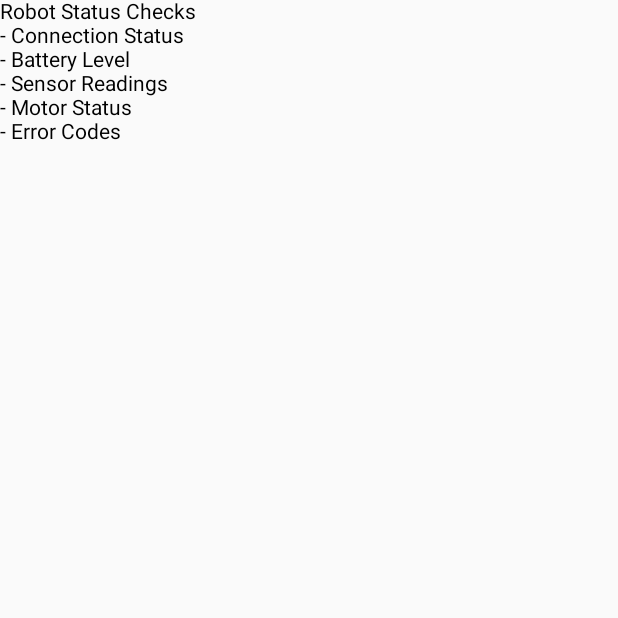
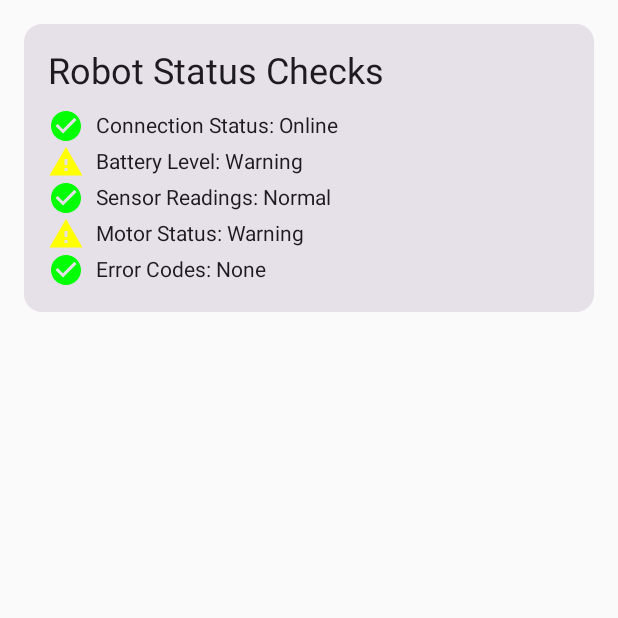
Before and after one commit to ADzidanDjuanda/PM24_Jalud-Dzidan-Pablo, an Android app built with Jetpack Compose: the RobotStatusPage screen opened through its navigation route, on a phone screen of 412 x 824 dp, the top half of it. Run offline under Robolectric (Android 15) with nearby library versions, the phone set to English and light mode, and no system bars.

Commit message:
Robot Status

```diff
--- a/app/build.gradle.kts
+++ b/app/build.gradle.kts
@@ -50,6 +50,7 @@ dependencies {
     implementation(libs.androidx.ui.tooling.preview)
     implementation(libs.androidx.material3)
     implementation(libs.androidx.navigation.compose)
+    implementation(libs.androidx.material.icons.extended)
     testImplementation(libs.junit)
     androidTestImplementation(libs.androidx.junit)
     androidTestImplementation(libs.androidx.espresso.core)
--- a/app/src/main/java/com/example/controllerrobotik/RobotStatusPage.kt
+++ b/app/src/main/java/com/example/controllerrobotik/RobotStatusPage.kt
@@ -1,21 +1,53 @@
 package com.example.controllerrobotik
 
-import androidx.compose.foundation.layout.Column
-import androidx.compose.material3.Text
+import androidx.compose.foundation.layout.*
+import androidx.compose.material.icons.Icons
+import androidx.compose.material.icons.filled.CheckCircle
+import androidx.compose.material.icons.filled.Warning
+import androidx.compose.material3.*
 import androidx.compose.runtime.Composable
+import androidx.compose.ui.Alignment
+import androidx.compose.ui.Modifier
+import androidx.compose.ui.graphics.Color
+import androidx.compose.ui.graphics.vector.ImageVector
 import androidx.compose.ui.tooling.preview.Preview
+import androidx.compose.ui.unit.dp
 
 @Composable
 fun RobotStatusPage() {
-    Column {
-        Text("Robot Status Checks")
-        // Add list items for robot checks here
-        Text("- Connection Status")
-        Text("- Battery Level")
-        Text("- Sensor Readings")
-        Text("- Motor Status")
-        Text("- Error Codes")
-        // Add more checks as needed
+    Card(
+        modifier = Modifier
+            .fillMaxWidth()
+            .padding(16.dp)
+    ) {
+        Column(
+            modifier = Modifier
+                .padding(16.dp)
+        ) {
+            Text("Robot Status Checks", style = MaterialTheme.typography.headlineSmall)
+            Spacer(modifier = Modifier.height(8.dp))
+
+            StatusItem(icon = Icons.Filled.CheckCircle, status = "Connection Status: Online", color = Color.Green)
+            StatusItem(icon = Icons.Filled.Warning, status = "Battery Level: Warning", color = Color.Yellow)
+            StatusItem(icon = Icons.Filled.CheckCircle, status = "Sensor Readings: Normal", color = Color.Green)
+            StatusItem(icon = Icons.Filled.Warning, status = "Motor Status: Warning", color = Color.Yellow)
+            StatusItem(icon = Icons.Filled.CheckCircle, status = "Error Codes: None", color = Color.Green)
+            // Add more status items as needed
+        }
+    }
+}
+
+@Composable
+fun StatusItem(icon: ImageVector, status: String, color: Color) {
+    Row(verticalAlignment = Alignment.CenterVertically) {
+        Icon(
+            imageVector = icon,
+            contentDescription = null,
+            tint = color,
+            modifier = Modifier.size(24.dp)
+        )
+        Spacer(modifier = Modifier.width(8.dp))
+        Text(status)
     }
 }
 
--- a/gradle/libs.versions.toml
+++ b/gradle/libs.versions.toml
@@ -9,6 +9,7 @@ lifecycleRuntimeKtx = "2.8.6"
 activityCompose = "1.9.3"
 composeBom = "2024.04.01"
 navigationCompose = "2.8.3"
+materialIconsExtended = "1.4.0"
 
 [libraries]
 androidx-core-ktx = { group = "androidx.core", name = "core-ktx", version.ref = "coreKtx" }
@@ -26,6 +27,7 @@ androidx-ui-test-manifest = { group = "androidx.compose.ui", name = "ui-test-man
 androidx-ui-test-junit4 = { group = "androidx.compose.ui", name = "ui-test-junit4" }
 androidx-material3 = { group = "androidx.compose.material3", name = "material3" }
 androidx-navigation-compose = { group = "androidx.navigation", name = "navigation-compose", version.ref = "navigationCompose" }
+androidx-material-icons-extended = { group = "androidx.compose.material", name = "material-icons-extended", version.ref = "materialIconsExtended" }
 
 [plugins]
 android-application = { id = "com.android.application", version.ref = "agp" }
```
